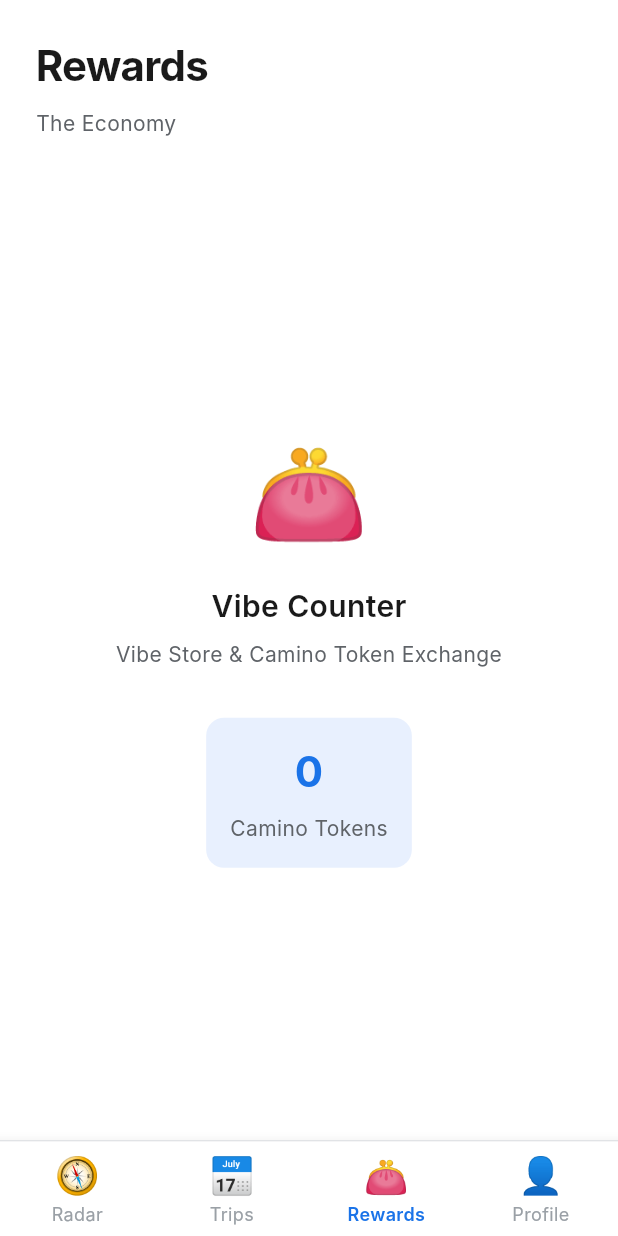
After one commit to Wetime-1/wetimenewapppsy, a Flutter app: the MainNavigationScreen screen opened directly, item 3 of the bottom bar chosen, on a phone screen of 412 x 824 dp. The commit adds this screen. Run offline on Flutter 3.47's test engine with Material 3 defaults, Android fonts, the phone set to English and light mode, and no system bars; our stand-ins replace flutter_riverpod, hive, hive_flutter; accounts and stored records are empty; Roboto replaces fonts that are missing (Inter).

Commit message:
Add bottom navigation bar with 4 tabs: Radar, Trips, Rewards, Profile

```diff
--- a/lib/main.dart
+++ b/lib/main.dart
@@ -3,7 +3,7 @@ import 'package:flutter_riverpod/flutter_riverpod.dart';
 import 'package:hive_flutter/hive_flutter.dart';
 import 'theme/app_theme.dart';
 import 'providers/profiles_provider.dart';
-import 'screens/home/home_screen.dart';
+import 'screens/navigation/main_navigation.dart';
 import 'screens/calibration/step1_group.dart';
 
 void main() async {
@@ -42,6 +42,6 @@ class AppRoot extends ConsumerWidget {
     final profilesState = ref.watch(profilesProvider);
     final hasProfiles = profilesState.profiles.isNotEmpty;
 
-    return hasProfiles ? const HomeScreen() : const Step1GroupScreen();
+    return hasProfiles ? const MainNavigationScreen() : const Step1GroupScreen();
   }
 }
--- a/lib/screens/calibration/step5_name.dart
+++ b/lib/screens/calibration/step5_name.dart
@@ -6,7 +6,7 @@ import '../../providers/profiles_provider.dart';
 import '../../models/trip_profile.dart';
 import '../../widgets/progress_header.dart';
 import '../../widgets/continue_button.dart';
-import '../home/home_screen.dart';
+import '../navigation/main_navigation.dart';
 
 class Step5NameScreen extends ConsumerStatefulWidget {
   const Step5NameScreen({super.key});
@@ -66,7 +66,7 @@ class _Step5NameScreenState extends ConsumerState<Step5NameScreen> {
 
     if (mounted) {
       Navigator.of(context).pushAndRemoveUntil(
-        MaterialPageRoute(builder: (_) => const HomeScreen()),
+        MaterialPageRoute(builder: (_) => const MainNavigationScreen()),
         (route) => false,
       );
     }
--- /dev/null
+++ b/lib/screens/navigation/main_navigation.dart
@@ -0,0 +1,64 @@
+import 'package:flutter/material.dart';
+import 'package:flutter_riverpod/flutter_riverpod.dart';
+import '../../theme/app_theme.dart';
+import '../home/home_screen.dart';
+import 'radar_screen.dart';
+import 'trips_screen.dart';
+import 'rewards_screen.dart';
+
+final navIndexProvider = StateProvider<int>((ref) => 0);
+
+class MainNavigationScreen extends ConsumerWidget {
+  const MainNavigationScreen({super.key});
+
+  @override
+  Widget build(BuildContext context, WidgetRef ref) {
+    final currentIndex = ref.watch(navIndexProvider);
+
+    final screens = [
+      const RadarScreen(),
+      const TripsScreen(),
+      const RewardsScreen(),
+      const HomeScreen(),
+    ];
+
+    return Scaffold(
+      body: screens[currentIndex],
+      bottomNavigationBar: Container(
+        decoration: BoxDecoration(
+          border: Border(
+            top: BorderSide(color: AppTheme.border, width: 1),
+          ),
+        ),
+        child: BottomNavigationBar(
+          currentIndex: currentIndex,
+          onTap: (index) => ref.read(navIndexProvider.notifier).state = index,
+          type: BottomNavigationBarType.fixed,
+          backgroundColor: Colors.white,
+          selectedItemColor: AppTheme.accent,
+          unselectedItemColor: AppTheme.textTertiary,
+          selectedLabelStyle: const TextStyle(fontSize: 12, fontWeight: FontWeight.w600),
+          unselectedLabelStyle: const TextStyle(fontSize: 12),
+          items: const [
+            BottomNavigationBarItem(
+              icon: Text('🧭', style: TextStyle(fontSize: 24)),
+              label: 'Radar',
+            ),
+            BottomNavigationBarItem(
+              icon: Text('📅', style: TextStyle(fontSize: 24)),
+              label: 'Trips',
+            ),
+            BottomNavigationBarItem(
+              icon: Text('👛', style: TextStyle(fontSize: 24)),
+              label: 'Rewards',
+            ),
+            BottomNavigationBarItem(
+              icon: Text('👤', style: TextStyle(fontSize: 24)),
+              label: 'Profile',
+            ),
+          ],
+        ),
+      ),
+    );
+  }
+}
--- /dev/null
+++ b/lib/screens/navigation/rewards_screen.dart
@@ -0,0 +1,62 @@
+import 'package:flutter/material.dart';
+import '../../theme/app_theme.dart';
+
+class RewardsScreen extends StatelessWidget {
+  const RewardsScreen({super.key});
+
+  @override
+  Widget build(BuildContext context) {
+    return Scaffold(
+      body: SafeArea(
+        child: Padding(
+          padding: const EdgeInsets.all(AppTheme.spacingXl),
+          child: Column(
+            crossAxisAlignment: CrossAxisAlignment.start,
+            children: [
+              Text('Rewards', style: AppTheme.headingLarge),
+              const SizedBox(height: AppTheme.spacingSm),
+              Text('The Economy', style: AppTheme.bodyMedium),
+              const SizedBox(height: AppTheme.spacingXxl),
+              Expanded(
+                child: Center(
+                  child: Column(
+                    mainAxisAlignment: MainAxisAlignment.center,
+                    children: [
+                      const Text('👛', style: TextStyle(fontSize: 64)),
+                      const SizedBox(height: AppTheme.spacingLg),
+                      Text(
+                        'Vibe Counter',
+                        style: AppTheme.headingMedium,
+                      ),
+                      const SizedBox(height: AppTheme.spacingSm),
+                      Text(
+                        'Vibe Store & Camino Token Exchange',
+                        style: AppTheme.bodyMedium,
+                        textAlign: TextAlign.center,
+                      ),
+                      const SizedBox(height: AppTheme.spacingXxl),
+                      Container(
+                        padding: const EdgeInsets.all(AppTheme.spacingLg),
+                        decoration: BoxDecoration(
+                          color: AppTheme.accentLight,
+                          borderRadius: BorderRadius.circular(AppTheme.radiusMd),
+                        ),
+                        child: Column(
+                          children: [
+                            Text('0', style: AppTheme.headingLarge.copyWith(color: AppTheme.accent)),
+                            const SizedBox(height: AppTheme.spacingSm),
+                            Text('Camino Tokens', style: AppTheme.bodyMedium),
+                          ],
+                        ),
+                      ),
+                    ],
+                  ),
+                ),
+              ),
+            ],
+          ),
+        ),
+      ),
+    );
+  }
+}
```
Also changed, not shown: lib/screens/navigation/radar_screen.dart (added, +47 -0 lines), lib/screens/navigation/trips_screen.dart (added, +47 -0 lines).
